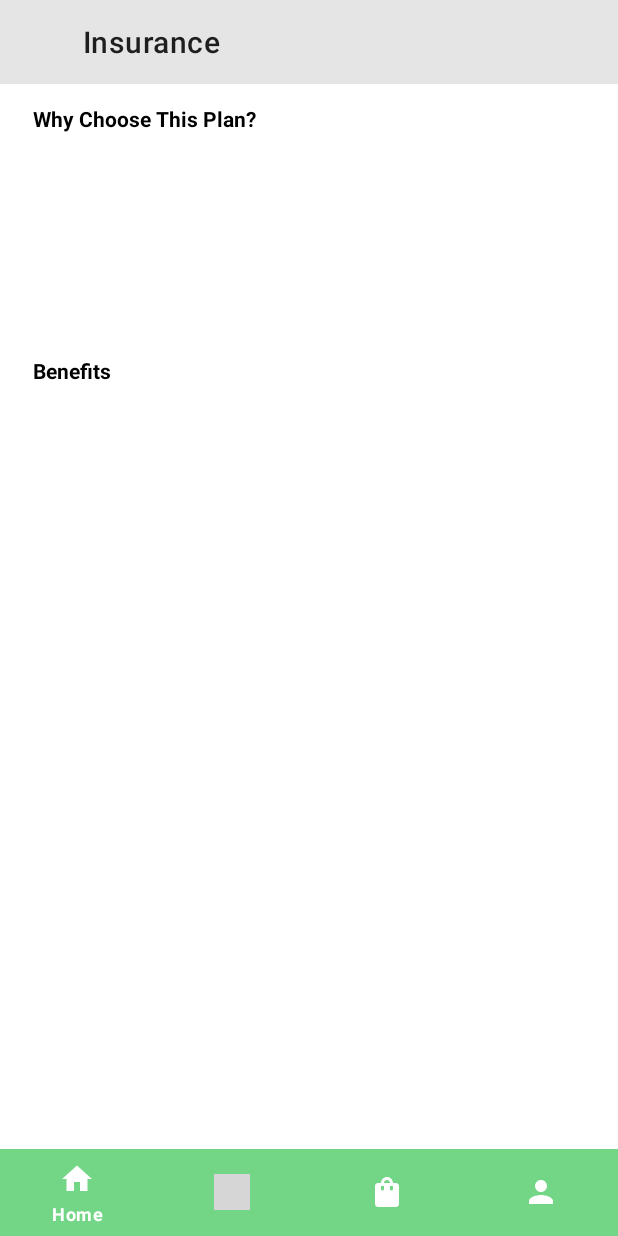
After one commit to karan-nga/MedicineApp, an Android app: the Insurance_Details screen opened directly, with no data from a screen before it, on a phone screen of 412 x 824 dp. The commit adds this screen. Run offline under Robolectric (Android 15) with nearby library versions, the phone set to English and light mode, and no system bars; grey boxes are pictures that could not be loaded.

Commit message:
Merge remote-tracking branch 'origin/master'

```diff
--- /dev/null
+++ b/app/src/main/java/com/rawtooth/anchal/insurance/Insurance_Details.kt
@@ -0,0 +1,12 @@
+package com.rawtooth.anchal.insurance
+
+import androidx.appcompat.app.AppCompatActivity
+import android.os.Bundle
+import com.rawtooth.medicineapp.R
+
+class Insurance_Details : AppCompatActivity() {
+    override fun onCreate(savedInstanceState: Bundle?) {
+        super.onCreate(savedInstanceState)
+        setContentView(R.layout.activity_insurance_details)
+    }
+}
--- /dev/null
+++ b/app/src/main/res/layout/activity_insurance_details.xml
@@ -0,0 +1,63 @@
+<?xml version="1.0" encoding="utf-8"?>
+<androidx.constraintlayout.widget.ConstraintLayout xmlns:android="http://schemas.android.com/apk/res/android"
+    xmlns:app="http://schemas.android.com/apk/res-auto"
+    xmlns:tools="http://schemas.android.com/tools"
+    android:layout_width="match_parent"
+    android:layout_height="match_parent"
+    tools:context="com.rawtooth.anchal.insurance.Insurance_Details">
+
+    <com.google.android.material.appbar.MaterialToolbar
+        android:id="@+id/toolbar"
+        android:layout_width="match_parent"
+        android:layout_height="wrap_content"
+        app:title="        Insurance"
+        app:layout_constraintStart_toStartOf="parent"
+        app:layout_constraintTop_toTopOf="parent"
+        android:background="#E5E5E5"/>
+
+    <TextView
+        android:layout_width="wrap_content"
+        android:layout_height="wrap_content"
+        app:layout_constraintTop_toTopOf="parent"
+        app:layout_constraintStart_toStartOf="parent"
+        android:text="@string/why_choose_this_plan"
+        android:textColor="@color/black"
+        android:textStyle="bold"
+        android:textSize="14sp"
+        android:layout_marginTop="69dp"
+        android:layout_marginLeft="22dp"
+        android:layout_marginRight="191dp"
+        android:layout_marginBottom="555dp"
+        />
+    <TextView
+        android:layout_width="wrap_content"
+        android:layout_height="wrap_content"
+        app:layout_constraintTop_toTopOf="parent"
+        app:layout_constraintStart_toStartOf="parent"
+        android:text="Benefits"
+        android:textColor="@color/black"
+        android:textStyle="bold"
+        android:textSize="14sp"
+        android:layout_marginTop="237dp"
+        android:layout_marginLeft="22dp"
+        android:layout_marginRight="286dp"
+        android:layout_marginBottom="387dp"/>
+
+
+
+    <com.google.android.material.bottomnavigation.BottomNavigationView
+        android:id="@+id/bottom_nav"
+        android:layout_width="match_parent"
+        android:layout_height="wrap_content"
+        app:layout_constraintBottom_toBottomOf="parent"
+        app:layout_constraintStart_toStartOf="parent"
+        app:layout_constraintRight_toRightOf="parent"
+        android:background="@drawable/nav_back"
+        app:itemIconTint="#fff"
+        app:itemTextColor="#fff"
+        app:menu="@menu/nav_menu" />
+
+
+
+
+</androidx.constraintlayout.widget.ConstraintLayout>
--- a/app/src/main/res/layout/activity_prescription.xml
+++ b/app/src/main/res/layout/activity_prescription.xml
@@ -188,7 +188,7 @@
         android:layout_height="wrap_content"
         app:layout_constraintTop_toBottomOf="@+id/rectangle42"
         app:layout_constraintStart_toStartOf="@id/rectangle42"
-        android:text="Your prescriptions"
+        android:text="@string/your_prescriptions"
         android:textColor="#119A7E"
         android:textStyle="bold"
         android:textSize="14dp"
--- a/app/src/main/res/layout/card_1_layout.xml
+++ b/app/src/main/res/layout/card_1_layout.xml
@@ -48,7 +48,7 @@
             android:singleLine="true"
             android:text="Upload your prescription"
             android:textColor="#000000"
-            android:textSize="15sp"
+            android:textSize="13sp"
             app:layout_constraintLeft_toRightOf="@id/iv_card1_ic"
             app:layout_constraintRight_toRightOf="parent"
             app:layout_constraintTop_toTopOf="@id/iv_card1_ic"/>
@@ -116,7 +116,7 @@
                 android:singleLine="true"
                 android:text="Consult the doctor"
                 android:textColor="#000000"
-                android:textSize="15sp"
+                android:textSize="13sp"
                 app:layout_constraintLeft_toRightOf="@id/iv_card1_ic2"
                 app:layout_constraintRight_toRightOf="parent"
                 app:layout_constraintTop_toTopOf="@id/iv_card1_ic2"
--- a/app/src/main/res/layout/single_screen.xml
+++ b/app/src/main/res/layout/single_screen.xml
@@ -26,12 +26,12 @@
         app:layout_constraintTop_toTopOf="@id/single_screen_v1"
         app:layout_constraintLeft_toLeftOf="@id/single_screen_v1"
         android:text="Become a member!"
-        android:layout_marginLeft="21dp"
+        android:layout_marginStart="21dp"
         android:textColor="#000000"
         android:layout_marginTop="14dp"
         android:layout_marginBottom="60dp"
         android:fontFamily="@font/robotoregular"
-        android:textSize="18sp"
+        android:textSize="16sp"
         app:layout_constraintBottom_toBottomOf="parent"
         />
     <TextView
@@ -41,7 +41,7 @@
         app:layout_constraintTop_toTopOf="@id/single_screen_v1"
         app:layout_constraintLeft_toLeftOf="@id/single_screen_v1"
         android:text="Save flat 10% extra on medicines and \nenjoy FREE delivery"
-        android:layout_marginLeft="21dp"
+        android:layout_marginStart="21dp"
         android:textColor="#000000"
         android:layout_marginTop="38dp"
         android:layout_marginBottom="28dp"
--- a/app/src/main/res/values/arrays.xml
+++ b/app/src/main/res/values/arrays.xml
@@ -6,10 +6,5 @@
         <item>3</item>
         <item>4</item>
         <item>5</item>
-        <item>6</item>
-        <item>7</item>
-        <item>8</item>
-        <item>9</item>
-        <item>10</item>
     </string-array>
 </resources>
--- a/app/src/main/res/values/strings.xml
+++ b/app/src/main/res/values/strings.xml
@@ -10,6 +10,8 @@
     <string name="lorem_ipsum">Lorem ipsum dolor sit amet, consectetur adipiscing elit ut aliquam, purus sit amet luctus venenatis, lectus magna fringilla urna, porttitor rhoncus dolor purus non enim praesent elementum facilisis leo, vel fringilla est ullamcorper eget nulla facilisi etiam dignissim diam quis enim lobortis scelerisque fermentum dui faucibus in ornare quam viverra</string>
     <string name="order_according_to_what_prescripted">Order according to what prescripted</string>
     <string name="upload_your_prescription">Upload your prescription</string>
+    <string name="your_prescriptions">Your prescriptions</string>
+    <string name="why_choose_this_plan">Why Choose This Plan?</string>
 
 
 </resources>
```
Also changed, not shown: app/src/main/AndroidManifest.xml (+7 -2 lines), app/src/main/java/com/rawtooth/anchal/insurance/Messages.kt (added, +12 -0 lines), app/src/main/res/layout/activity_messages.xml (added, +9 -0 lines).
